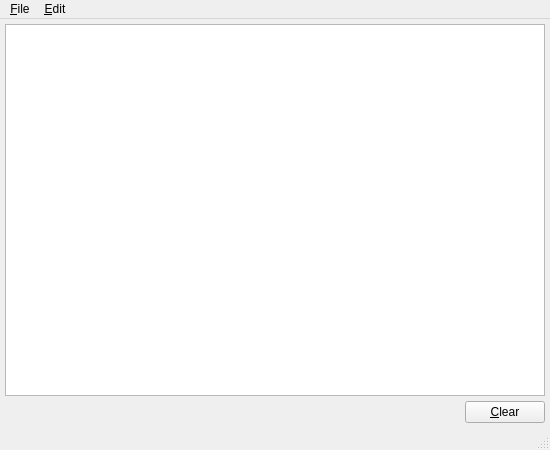
This is Source/UI/spot-on-logviewer.ui in textbrowser/spot-on as Qt 5 draws it before an edit. The edited form follows.
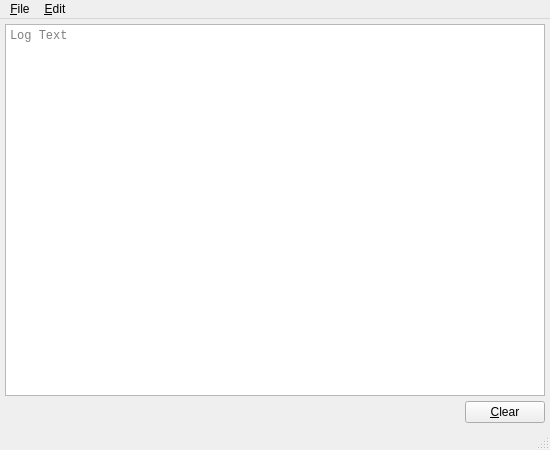
This is the edited form. Icons and pictures are not drawn.

Commit message: Placeholder text.

What changed in the file:
```diff
--- a/Source/UI/spot-on-logviewer.ui
+++ b/Source/UI/spot-on-logviewer.ui
@@ -44,6 +44,9 @@
       <property name="acceptRichText">
        <bool>false</bool>
       </property>
+      <property name="placeholderText">
+       <string>Log Text</string>
+      </property>
       <property name="openLinks">
        <bool>false</bool>
       </property>
```
Left out of the diff: 2 changed lines with no effect on the pictures. The commit also changes 8 other files.
